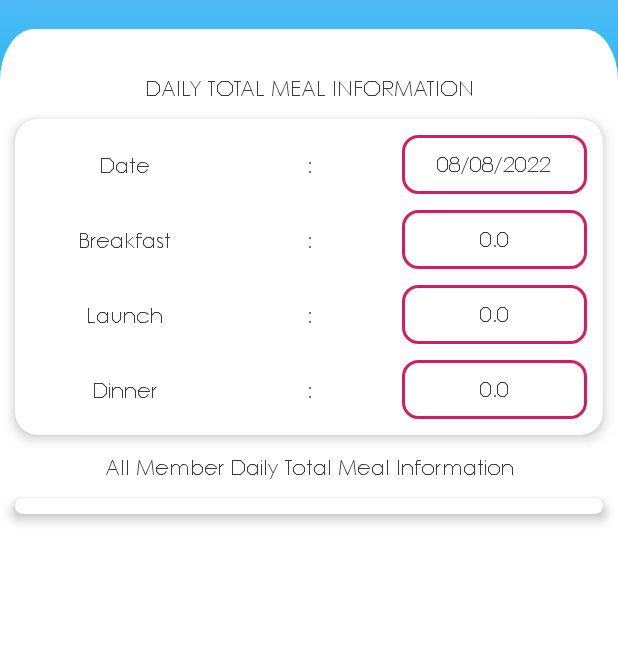
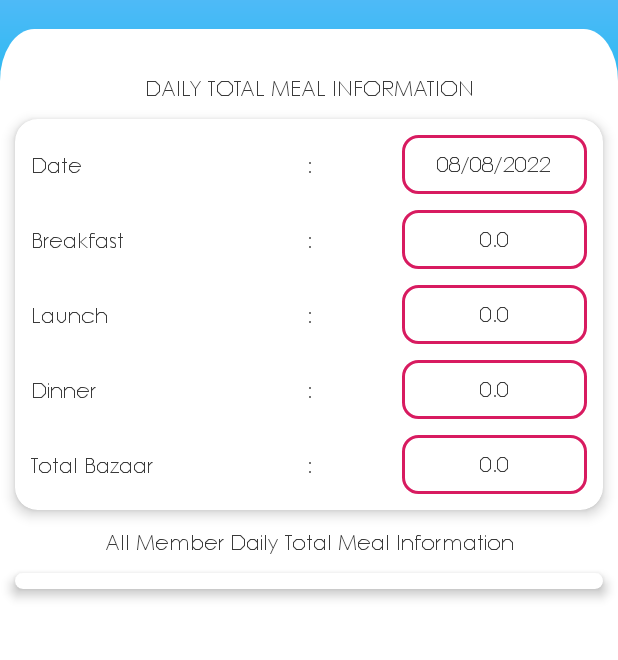
Before and after one commit to emonrait/Daily-Family, an Android app: the MealBoard screen opened directly, with no data from a screen before it, on a phone screen of 412 x 824 dp, the part 98-758 px from its top. Run offline under Robolectric (Android 15) with nearby library versions, the light colour scheme and no system bars; our stand-ins replace Firebase (no records; nobody signed in at launch, a user with empty details on screens opened directly); Roboto replaces fonts that are not available here; 1 statement that could not run was skipped.

Commit message:
add bazar cost

```diff
--- a/app/src/main/java/com/raihan/dailyfamily/activity/MealBoard.java
+++ b/app/src/main/java/com/raihan/dailyfamily/activity/MealBoard.java
@@ -27,6 +27,8 @@ import com.raihan.dailyfamily.R;
 import com.raihan.dailyfamily.model.AutoLogout;
 import com.raihan.dailyfamily.model.DialogCustom;
 import com.raihan.dailyfamily.model.GlobalVariable;
+import com.raihan.dailyfamily.model.Meal;
+import com.raihan.dailyfamily.model.MealReportDailyListAdapter;
 import com.raihan.dailyfamily.model.Members;
 import com.raihan.dailyfamily.model.Report;
 import com.raihan.dailyfamily.model.ReportListAdapter;
@@ -48,15 +50,17 @@ public class MealBoard extends AutoLogout {
     private TextView breakfast_value;
     private TextView launch_value;
     private TextView dinner_value;
+    private TextView total_bazar_value;
 
     FirebaseUser user;
     FirebaseAuth firebaseAuth;
     FirebaseDatabase firebaseDatabase;
     DatabaseReference databaseReferenceMeal;
+    DatabaseReference databaseReferenceBazaar;
     DatabaseReference databaseReferenceM;
-    ArrayList<Report> listdata;
+    ArrayList<Meal> listdata;
     RecyclerView meal_recyclerView;
-    ReportListAdapter adpter;
+    MealReportDailyListAdapter adpter;
     LoadingDialog loadingDialog = new LoadingDialog(MealBoard.this);
 
     @Override
@@ -72,6 +76,7 @@ public class MealBoard extends AutoLogout {
         launch_value = findViewById(R.id.launch_value);
         dinner_value = findViewById(R.id.dinner_value);
         meal_recyclerView = findViewById(R.id.meal_recyclerView);
+        total_bazar_value = findViewById(R.id.total_bazar_value);
 
         globalVariable = ((GlobalVariable) getApplicationContext());
         firebaseAuth = FirebaseAuth.getInstance();
@@ -79,6 +84,7 @@ public class MealBoard extends AutoLogout {
         firebaseDatabase = FirebaseDatabase.getInstance();
         databaseReferenceMeal = FirebaseDatabase.getInstance().getReference("Meal");
         databaseReferenceM = FirebaseDatabase.getInstance().getReference("Members");
+        databaseReferenceBazaar = FirebaseDatabase.getInstance().getReference("Bazaar");
 
         ivBack.setOnClickListener(new View.OnClickListener() {
             @Override
@@ -100,6 +106,7 @@ public class MealBoard extends AutoLogout {
         date_value.setText(ValidationUtil.getTransactionCurrentDate());
         totalMeal();
         allMemberMealInfo();
+        totalBazar();
 
     }
 
@@ -108,7 +115,7 @@ public class MealBoard extends AutoLogout {
             DialogCustom.showInternetConnectionMessage(MealBoard.this);
         } else {
             //loadingDialog.startDialoglog();
-            Query queryt = databaseReferenceMeal.orderByChild("email").equalTo(user.getEmail());
+            Query queryt = databaseReferenceMeal.orderByChild("date").equalTo(ValidationUtil.getTransactionCurrentDate());
             queryt.addValueEventListener(new ValueEventListener() {
 
                 @Override
@@ -119,7 +126,7 @@ public class MealBoard extends AutoLogout {
                     double dinnertotal = 0;
                     for (DataSnapshot ds : dataSnapshot.getChildren()) {
                         Map<String, Object> map = (Map<String, Object>) ds.getValue();
-                        if (map.get("date").equals(ValidationUtil.getTransactionCurrentDate())) {
+                        //  if (map.get("date").equals(ValidationUtil.getTransactionCurrentDate())) {
                         Object breakfast = map.get("breakfast");
                         Object launch = map.get("launch");
                         Object dinner = map.get("dinner");
@@ -129,7 +136,7 @@ public class MealBoard extends AutoLogout {
                         breakfasttotal += breakfastvalue;
                         launchtotal += launchvalue;
                         dinnertotal += dinnervalue;
-                        }
+                        //   }
 
 
                     }
@@ -137,6 +144,44 @@ public class MealBoard extends AutoLogout {
                     breakfast_value.setText(String.valueOf(breakfasttotal));
                     launch_value.setText(String.valueOf(launchtotal));
                     dinner_value.setText(String.valueOf(dinnertotal));
+                }
+
+                @Override
+                public void onCancelled(@NonNull DatabaseError databaseError) {
+                    //loadingDialog.dismisstDialoglog();
+                    //throw databaseError.toException(); // don't ignore errors
+                    DialogCustom.showErrorMessage(MealBoard.this, databaseError.getMessage());
+                }
+            });
+        }
+    }
+
+    private void totalBazar() {
+        if (!DialogCustom.isOnline(MealBoard.this)) {
+            DialogCustom.showInternetConnectionMessage(MealBoard.this);
+        } else {
+            //loadingDialog.startDialoglog();
+            Query queryt = databaseReferenceBazaar.orderByChild("date").equalTo(ValidationUtil.getTransactionCurrentDate());
+            queryt.addValueEventListener(new ValueEventListener() {
+
+                @Override
+                public void onDataChange(@NonNull DataSnapshot dataSnapshot) {
+                    // loadingDialog.dismisstDialoglog();
+                    double bazartotal = 0;
+
+                    for (DataSnapshot ds : dataSnapshot.getChildren()) {
+                        Map<String, Object> map = (Map<String, Object>) ds.getValue();
+
+                        Object breakfast = map.get("amount");
+
+                        double bazarvalue = Double.parseDouble(ValidationUtil.replacecomma(String.valueOf(breakfast)));
+                        bazartotal += bazarvalue;
+
+
+                    }
+                    //globalVariable.setTotalAmount(String.valueOf(total));
+
+                    total_bazar_value.setText(String.valueOf(bazartotal));
                 }
 
                 @Override
@@ -167,23 +212,28 @@ public class MealBoard extends AutoLogout {
                     String profile = ds.child("prolink").getValue(String.class);
                     String nick = ds.child("nick").getValue(String.class);
                     //Log.d("TAG", name + " / "+email+" / "+mobile+" / "+profile);
-                    Report members = new Report(name, mobile, email, profile, nick, nick);
+
+
+                    //  Meal(String id, String date, String email, String breakfast, String launch, String dinner, String name, String nick)
+
+
+                    Meal members = new Meal(mobile, name, email, name, name, name, name, nick);
 
                     listdata.add(members);
                     loadingDialog.dismisstDialoglog();
 
 
                 }
-                Collections.sort(listdata, new Comparator<Report>() {
+                Collections.sort(listdata, new Comparator<Meal>() {
                     @Override
-                    public int compare(Report m1, Report m2) {
+                    public int compare(Meal m1, Meal m2) {
                         return Integer.compare(ValidationUtil.replacePoet(m1.getNick()), ValidationUtil.replacePoet(m2.getNick()));
                     }
 
                 });
-                adpter = new ReportListAdapter(MealBoard.this, listdata, new ReportListAdapter.OnItemClickListener() {
+                adpter = new MealReportDailyListAdapter(MealBoard.this, listdata, new MealReportDailyListAdapter.OnItemClickListener() {
                     @Override
-                    public void onContactSelected(Report item) {
+                    public void onContactSelected(Meal item) {
                         DialogCustom.showSuccessMessage(MealBoard.this, item.getName() + item.getEmail());
 
                     }
--- a/app/src/main/res/layout/activity_meal_board.xml
+++ b/app/src/main/res/layout/activity_meal_board.xml
@@ -88,7 +88,7 @@
                                             android:layout_width="match_parent"
                                             android:layout_height="match_parent"
                                             android:layout_weight="1"
-                                            android:gravity="center"
+                                            android:gravity="center_vertical"
                                             android:text="@string/date"
                                             android:textColor="@color/black" />
 
@@ -125,7 +125,7 @@
                                             android:layout_width="match_parent"
                                             android:layout_height="match_parent"
                                             android:layout_weight="1"
-                                            android:gravity="center"
+                                            android:gravity="center_vertical"
                                             android:text="@string/breakfast"
                                             android:textColor="@color/black" />
 
@@ -162,7 +162,7 @@
                                             android:layout_width="match_parent"
                                             android:layout_height="match_parent"
                                             android:layout_weight="1"
-                                            android:gravity="center"
+                                            android:gravity="center_vertical"
                                             android:text="@string/launch"
                                             android:textColor="@color/black" />
 
@@ -199,7 +199,7 @@
                                             android:layout_width="match_parent"
                                             android:layout_height="match_parent"
                                             android:layout_weight="1"
-                                            android:gravity="center"
+                                            android:gravity="center_vertical"
                                             android:text="@string/dinner"
                                             android:textColor="@color/black" />
 
@@ -213,6 +213,43 @@
 
                                         <TextView
                                             android:id="@+id/dinner_value"
+                                            android:layout_width="match_parent"
+                                            android:layout_height="match_parent"
+                                            android:layout_weight="1"
+                                            android:background="@drawable/rectangale"
+                                            android:gravity="center"
+                                            android:inputType="number"
+                                            android:text="0"
+                                            android:textColor="@color/black" />
+
+                                    </LinearLayout>
+
+                                    <LinearLayout
+                                        android:layout_width="match_parent"
+                                        android:layout_height="50dp"
+                                        android:gravity="center_horizontal"
+                                        android:orientation="horizontal"
+                                        android:padding="@dimen/padding_5"
+                                        android:weightSum="3">
+
+                                        <TextView
+                                            android:layout_width="match_parent"
+                                            android:layout_height="match_parent"
+                                            android:layout_weight="1"
+                                            android:gravity="center_vertical"
+                                            android:text="@string/bazaar"
+                                            android:textColor="@color/black" />
+
+                                        <TextView
+                                            android:layout_width="match_parent"
+                                            android:layout_height="match_parent"
+                                            android:layout_weight="1"
+                                            android:gravity="center"
+                                            android:text=":"
+                                            android:textColor="@color/black" />
+
+                                        <TextView
+                                            android:id="@+id/total_bazar_value"
                                             android:layout_width="match_parent"
                                             android:layout_height="match_parent"
                                             android:layout_weight="1"
--- a/app/src/main/res/values/strings.xml
+++ b/app/src/main/res/values/strings.xml
@@ -135,6 +135,7 @@
     <string name="total_amount">Total Amount</string>
     <string name="please_input_your_daily_bazaar_cost">Please Input Your Daily Bazaar Cost</string>
     <string name="please_enter_product_details">Please Enter Product Details</string>
+    <string name="bazaar">Total Bazaar</string>
 
 
     <string-array name="spinnerItems">
```
Also changed, not shown: app/src/main/java/com/raihan/dailyfamily/model/Meal.java (+30 -1 lines), app/src/main/java/com/raihan/dailyfamily/model/MealReportDailyListAdapter.java (added, +225 -0 lines), app/src/main/res/layout/row_report_daily_meal.xml (added, +179 -0 lines), 13 other files. Lines whose indentation alone changed are shown as unchanged.
